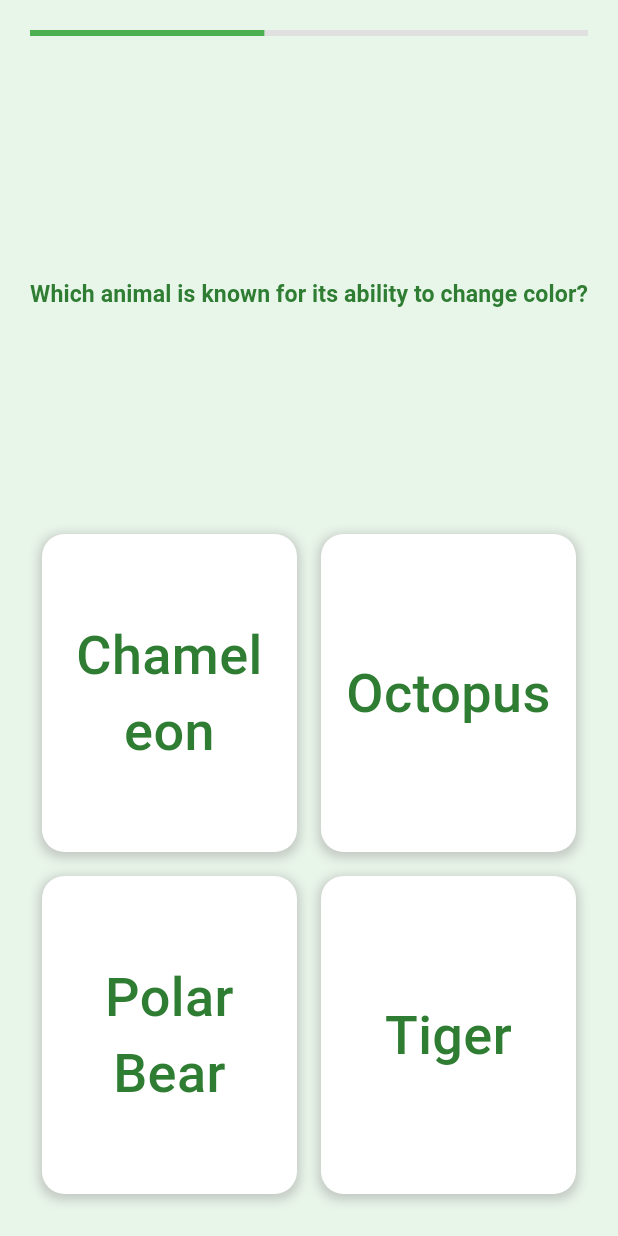
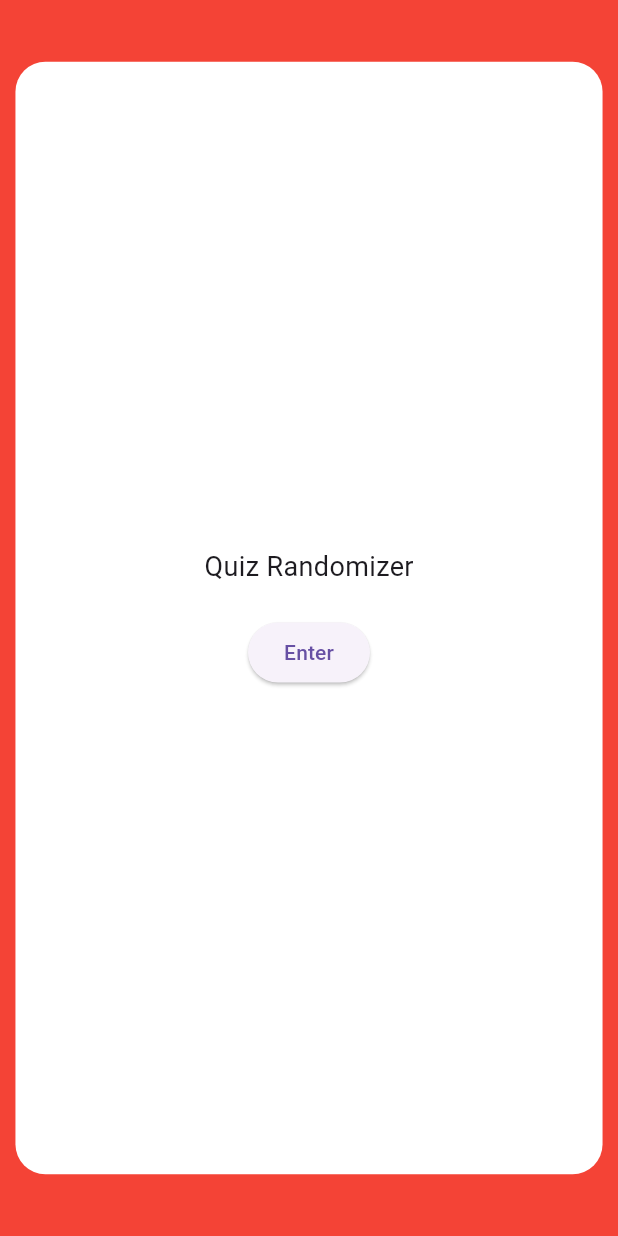
Before and after one commit to kpdavid3/randomizer-app, a Flutter app: the screen it shows after launch, on a phone screen of 412 x 824 dp. Run offline on Flutter 3.47's test engine with Material 3 defaults, Android fonts, the phone set to English and light mode, and no system bars.

Commit message:
docs: organize files

```diff
--- a/lib/main.dart
+++ b/lib/main.dart
@@ -1,226 +1,287 @@
 import 'package:flutter/material.dart';
-import 'dart:async';
+import './pages/home.dart';
 
+// import 'dart:async';
 void main() {
-  runApp(MyApp());
+  runApp(const MyApp());
 }
 
-class Question {
-  final String questionText;
-  final List<String> choices;
-  final String answer;
+class MyApp extends StatelessWidget {
+  const MyApp({super.key});
 
-  Question({
-    required this.questionText,
-    required this.choices,
-    required this.answer,
-  });
-}
-
-List<Question> easyQuestions = [
-  Question(
-    questionText: "What is the largest mammal in the world?",
-    choices: ["Elephant", "Blue Whale", "Giraffe", "Rhino"],
-    answer: "Blue Whale",
-  ),
-  Question(
-    questionText: "What do bees collect and use to create honey?",
-    choices: ["Pollen", "Dust", "Leaves", "Bark"],
-    answer: "Pollen",
-  ),
-  Question(
-    questionText: "Which animal is known for its ability to change color?",
-    choices: ["Chameleon", "Octopus", "Polar Bear", "Tiger"],
-    answer: "Chameleon",
-  ),
-];
-
-List<Question> averageQuestions = [
-  Question(
-    questionText: "Which bird is known for its impressive mimicry of sounds?",
-    choices: ["Parrot", "Eagle", "Lyrebird", "Sparrow"],
-    answer: "Lyrebird",
-  ),
-  Question(
-    questionText: "What is the primary diet of a carnivorous animal?",
-    choices: ["Plants", "Fruits", "Meat", "Seeds"],
-    answer: "Meat",
-  ),
-  Question(
-    questionText: "Which animal has a pouch for carrying its babies?",
-    choices: ["Kangaroo", "Elephant", "Lion", "Penguin"],
-    answer: "Kangaroo",
-  ),
-];
-
-List<Question> difficultQuestions = [
-  Question(
-    questionText: "What is the process called where birds migrate at night?",
-    choices: ["Nocturnal migration", "Diurnal migration", "Transmigration", "Intermigration"],
-    answer: "Nocturnal migration",
-  ),
-  Question(
-    questionText: "Which animal has the longest gestation period?",
-    choices: ["Elephant", "Whale", "Rhinoceros", "Giraffe"],
-    answer: "Elephant",
-  ),
-  Question(
-    questionText: "What is a group of lions called?",
-    choices: ["Pack", "Herd", "Pride", "School"],
-    answer: "Pride",
-  ),
-];
-
-class MyApp extends StatelessWidget {
   @override
   Widget build(BuildContext context) {
     return MaterialApp(
+      title: 'My Flutter App',
       theme: ThemeData(
-        primarySwatch: Colors.green,
+        primarySwatch: Colors.blue,
       ),
-      home: QuizPage(),
+      home: const LockScreenPage(),
     );
   }
 }
 
-class QuizPage extends StatefulWidget {
-  @override
-  _QuizPageState createState() => _QuizPageState();
-}
-
-class _QuizPageState extends State<QuizPage> {
-  late List<Question> allQuestions;
-  late Question currentQuestion;
-  Timer? timer;
-  double timerProgress = 1.0;
-
-  @override
-  void initState() {
-    super.initState();
-    easyQuestions.shuffle();
-    averageQuestions.shuffle();
-    difficultQuestions.shuffle();
-    allQuestions = []..addAll(easyQuestions)..addAll(averageQuestions)..addAll(difficultQuestions);
-    currentQuestion = allQuestions.removeAt(0);
-    startTimer();
-  }
-
-  void startTimer() {
-    timerProgress = 1.0;
-    timer = Timer.periodic(Duration(milliseconds: 50), (Timer t) {
-      setState(() {
-        timerProgress -= 0.01;
-        if (timerProgress <= 0) {
-          t.cancel();
-          if (allQuestions.isNotEmpty) {
-            currentQuestion = allQuestions.removeAt(0);
-            startTimer();
-          } else {
-            // Quiz finished
-            // Implement what happens when the quiz is finished
-          }
-        }
-      });
-    });
-  }
-
-  @override
-  void dispose() {
-    timer?.cancel();
-    super.dispose();
-  }
+class LockScreenPage extends StatelessWidget {
+  const LockScreenPage({super.key});
 
   @override
   Widget build(BuildContext context) {
+    double screenWidth = MediaQuery.of(context).size.width;
+    double screenHeight = MediaQuery.of(context).size.height;
     return Scaffold(
       body: Container(
-        padding: EdgeInsets.all(20.0),
-        color: Colors.green[50],
-        child: Column(
-          mainAxisAlignment: MainAxisAlignment.center,
-          children: <Widget>[
-            LinearProgressIndicator(
-              value: timerProgress,
-              backgroundColor: Colors.grey[300],
-              valueColor: AlwaysStoppedAnimation<Color>(Colors.green),
+        color: Colors.red, // Set red background color
+        child: Center(
+          child: Container(
+            width: screenWidth * 0.95,
+            height: screenHeight * 0.9,
+            decoration: BoxDecoration(
+              color: Colors.white, // White background for the rounded rectangle
+              borderRadius: BorderRadius.circular(20), // Set border radius
             ),
-            SizedBox(height: 20), // Space between progress bar and question
-            Expanded(
-              flex: 2,
-              child: Center(
-                child: FittedBox(
-                  fit: BoxFit.fitWidth,
-                  child: Text(
-                    currentQuestion.questionText,
-                    style: TextStyle(
-                      fontSize: 48.0,
-                      fontWeight: FontWeight.bold,
-                      color: Colors.green[800],
-                    ),
-                    maxLines: 1,
-                  ),
+            child: Column(
+              mainAxisAlignment: MainAxisAlignment.center,
+              children: [
+                const Text(
+                  'Quiz Randomizer',
+                  style: TextStyle(fontSize: 18),
                 ),
-              ),
+                const SizedBox(height: 20),
+                ElevatedButton(
+                  onPressed: () {
+                    // Navigate to the second page
+                    Navigator.push(
+                      context,
+                      MaterialPageRoute(builder: (context) => const Home()),
+                    );
+                  },
+                  child: const Text('Enter'),
+                ),
+              ],
             ),
-            Expanded(
-              flex: 3,
-              child: Column(
-                mainAxisAlignment: MainAxisAlignment.center,
-                children: [
-                  Expanded(
-                    child: Row(
-                      mainAxisAlignment: MainAxisAlignment.spaceEvenly,
-                      children: [
-                        Expanded(child: buildChoiceBox(currentQuestion.choices[0])),
-                        Expanded(child: buildChoiceBox(currentQuestion.choices[1])),
-                      ],
-                    ),
-                  ),
-                  Expanded(
-                    child: Row(
-                      mainAxisAlignment: MainAxisAlignment.spaceEvenly,
-                      children: [
-                        Expanded(child: buildChoiceBox(currentQuestion.choices[2])),
-                        Expanded(child: buildChoiceBox(currentQuestion.choices[3])),
-                      ],
-                    ),
-                  ),
-                ],
-              ),
-
-            ),
-          ],
-        ),
-      ),
-    );
-  }
-  Widget buildChoiceBox(String text) {
-    return Container(
-      margin: EdgeInsets.all(8.0),
-      padding: EdgeInsets.symmetric(vertical: 24.0, horizontal: 16.0),
-      decoration: BoxDecoration(
-        color: Colors.white,
-        borderRadius: BorderRadius.circular(15),
-        boxShadow: [
-          BoxShadow(
-            color: Colors.grey.withOpacity(0.5),
-            spreadRadius: 2,
-            blurRadius: 5,
-            offset: Offset(0, 2),
           ),
-        ],
-      ),
-      child: Center(
-        child: Text(
-          text,
-          style: TextStyle(
-            fontSize: 36.0,
-            fontWeight: FontWeight.w500,
-            color: Colors.green[800],
-          ),
-          textAlign: TextAlign.center,
         ),
       ),
     );
   }
 }
+
+// class Question {
+//   final String questionText;
+//   final List<String> choices;
+//   final String answer;
+
+//   Question({
+//     required this.questionText,
+//     required this.choices,
+//     required this.answer,
+//   });
+// }
+
+// List<Question> easyQuestions = [
+//   Question(
+//     questionText: "What is the largest mammal in the world?",
+//     choices: ["Elephant", "Blue Whale", "Giraffe", "Rhino"],
+//     answer: "Blue Whale",
+//   ),
+//   Question(
+//     questionText: "What do bees collect and use to create honey?",
+//     choices: ["Pollen", "Dust", "Leaves", "Bark"],
+//     answer: "Pollen",
+//   ),
+//   Question(
+//     questionText: "Which animal is known for its ability to change color?",
+//     choices: ["Chameleon", "Octopus", "Polar Bear", "Tiger"],
+//     answer: "Chameleon",
+//   ),
+// ];
+
+// List<Question> averageQuestions = [
+//   Question(
+//     questionText: "Which bird is known for its impressive mimicry of sounds?",
+//     choices: ["Parrot", "Eagle", "Lyrebird", "Sparrow"],
+//     answer: "Lyrebird",
+//   ),
+//   Question(
+//     questionText: "What is the primary diet of a carnivorous animal?",
+//     choices: ["Plants", "Fruits", "Meat", "Seeds"],
+//     answer: "Meat",
+//   ),
+//   Question(
+//     questionText: "Which animal has a pouch for carrying its babies?",
+//     choices: ["Kangaroo", "Elephant", "Lion", "Penguin"],
+//     answer: "Kangaroo",
+//   ),
+// ];
+
+// List<Question> difficultQuestions = [
+//   Question(
+//     questionText: "What is the process called where birds migrate at night?",
+//     choices: ["Nocturnal migration", "Diurnal migration", "Transmigration", "Intermigration"],
+//     answer: "Nocturnal migration",
+//   ),
+//   Question(
+//     questionText: "Which animal has the longest gestation period?",
+//     choices: ["Elephant", "Whale", "Rhinoceros", "Giraffe"],
+//     answer: "Elephant",
+//   ),
+//   Question(
+//     questionText: "What is a group of lions called?",
+//     choices: ["Pack", "Herd", "Pride", "School"],
+//     answer: "Pride",
+//   ),
+// ];
+
+// class MyApp extends StatelessWidget {
+//   @override
+//   Widget build(BuildContext context) {
+//     return MaterialApp(
+//       theme: ThemeData(
+//         primarySwatch: Colors.green,
+//       ),
+//       home: QuizPage(),
+//     );
+//   }
+// }
+
+// class QuizPage extends StatefulWidget {
+//   @override
+//   _QuizPageState createState() => _QuizPageState();
+// }
+
+// class _QuizPageState extends State<QuizPage> {
+//   late List<Question> allQuestions;
+//   late Question currentQuestion;
+//   Timer? timer;
+//   double timerProgress = 1.0;
+
+//   @override
+//   void initState() {
+//     super.initState();
+//     easyQuestions.shuffle();
+//     averageQuestions.shuffle();
+//     difficultQuestions.shuffle();
+//     allQuestions = []..addAll(easyQuestions)..addAll(averageQuestions)..addAll(difficultQuestions);
+//     currentQuestion = allQuestions.removeAt(0);
+//     startTimer();
+//   }
+
+//   void startTimer() {
+//     timerProgress = 1.0;
+//     timer = Timer.periodic(Duration(milliseconds: 50), (Timer t) {
+//       setState(() {
+//         timerProgress -= 0.01;
+//         if (timerProgress <= 0) {
+//           t.cancel();
+//           if (allQuestions.isNotEmpty) {
+//             currentQuestion = allQuestions.removeAt(0);
+//             startTimer();
+//           } else {
+//             // Quiz finished
+//             // Implement what happens when the quiz is finished
+//           }
+//         }
+//       });
+//     });
+//   }
+
+//   @override
+//   void dispose() {
+//     timer?.cancel();
+//     super.dispose();
+//   }
+
+//   @override
+//   Widget build(BuildContext context) {
+//     return Scaffold(
+//       body: Container(
+//         padding: EdgeInsets.all(20.0),
+//         color: Colors.green[50],
+//         child: Column(
+//           mainAxisAlignment: MainAxisAlignment.center,
+//           children: <Widget>[
+//             LinearProgressIndicator(
+//               value: timerProgress,
+//               backgroundColor: Colors.grey[300],
+//               valueColor: AlwaysStoppedAnimation<Color>(Colors.green),
+//             ),
+//             SizedBox(height: 20), // Space between progress bar and question
+//             Expanded(
+//               flex: 2,
+//               child: Center(
+//                 child: FittedBox(
+//                   fit: BoxFit.fitWidth,
+//                   child: Text(
+//                     currentQuestion.questionText,
+//                     style: TextStyle(
+//                       fontSize: 48.0,
+//                       fontWeight: FontWeight.bold,
+//                       color: Colors.green[800],
+//                     ),
+//                     maxLines: 1,
+//                   ),
+//                 ),
+//               ),
+//             ),
+//             Expanded(
+//               flex: 3,
+//               child: Column(
+//                 mainAxisAlignment: MainAxisAlignment.center,
+//                 children: [
+//                   Expanded(
+//                     child: Row(
+//                       mainAxisAlignment: MainAxisAlignment.spaceEvenly,
+//                       children: [
+//                         Expanded(child: buildChoiceBox(currentQuestion.choices[0])),
+//                         Expanded(child: buildChoiceBox(currentQuestion.choices[1])),
+//                       ],
+//                     ),
+//                   ),
+//                   Expanded(
+//                     child: Row(
+//                       mainAxisAlignment: MainAxisAlignment.spaceEvenly,
+//                       children: [
+//                         Expanded(child: buildChoiceBox(currentQuestion.choices[2])),
+//                         Expanded(child: buildChoiceBox(currentQuestion.choices[3])),
+//                       ],
+//                     ),
+//                   ),
+//                 ],
+//               ),
+
+//             ),
+//           ],
+//         ),
+//       ),
+//     );
+//   }
+//   Widget buildChoiceBox(String text) {
+//     return Container(
+//       margin: EdgeInsets.all(8.0),
+//       padding: EdgeInsets.symmetric(vertical: 24.0, horizontal: 16.0),
+//       decoration: BoxDecoration(
+//         color: Colors.white,
+//         borderRadius: BorderRadius.circular(15),
+//         boxShadow: [
+//           BoxShadow(
+//             color: Colors.grey.withOpacity(0.5),
+//             spreadRadius: 2,
+//             blurRadius: 5,
+//             offset: Offset(0, 2),
+//           ),
+//         ],
+//       ),
+//       child: Center(
+//         child: Text(
+//           text,
+//           style: TextStyle(
+//             fontSize: 36.0,
+//             fontWeight: FontWeight.w500,
+//             color: Colors.green[800],
+//           ),
+//           textAlign: TextAlign.center,
+//         ),
+//       ),
+//     );
+//   }
+// }
--- /dev/null
+++ b/lib/pages/home.dart
@@ -0,0 +1,17 @@
+import 'package:flutter/material.dart';
+
+class Home extends StatelessWidget {
+  const Home({super.key});
+
+  @override
+  Widget build(BuildContext context) {
+    return Scaffold(
+      appBar: AppBar(
+        title: const Text('Second Page'),
+      ),
+      body: const Center(
+        child: Text('This is the second page!'),
+      ),
+    );
+  }
+}
--- /dev/null
+++ b/lib/pages/multiple_choice.dart
@@ -0,0 +1,15 @@
+import 'package:flutter/material.dart';
+
+class MultipleChoice extends StatelessWidget {
+  const MultipleChoice({
+    Key? key,
+    required this.context,
+  }) : super(key: key);
+
+  final BuildContext context;
+
+  @override
+  Widget build(BuildContext context) {
+    return Container();
+  }
+}
```
Also changed, not shown: lib/pages/edit_page.dart (added), lib/pages/identification.dart (added), lib/pages/instruction_page.dart (added), lib/pages/randomizer.dart (added), lib/pages/true_or_false.dart (added), pubspec.lock.
